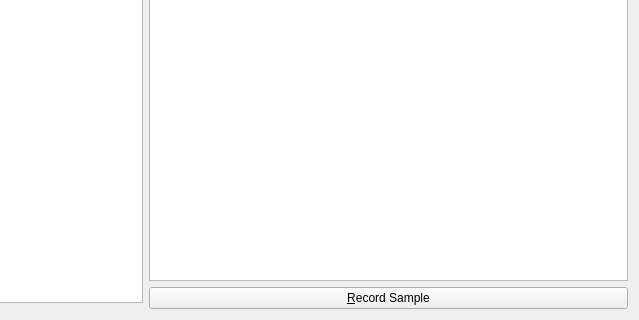
The window that ui/opened_project_frame.ui (tud-zih-energy/voice-annotation-tool) describes before a commit, drawn with Qt 5; both pictures show x 347 to 986 and y 420 to 740 of the 986 by 740 pixel window.
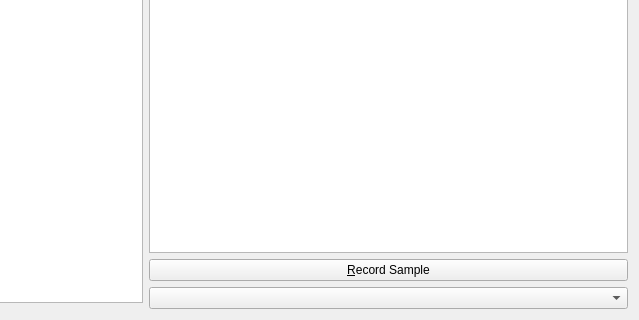
The same window after the commit. Custom widgets are drawn as their Qt base class.

Commit message: Add a dropdown to choose the audio device

```diff
--- a/ui/opened_project_frame.ui
+++ b/ui/opened_project_frame.ui
@@ -199,6 +199,13 @@
        </property>
       </widget>
      </item>
+     <item>
+      <widget class="QComboBox" name="deviceComboBox">
+       <property name="toolTip">
+        <string>Select the audio capture device used for recording.</string>
+       </property>
+      </widget>
+     </item>
     </layout>
    </item>
   </layout>
```
Left out of the diff: 21 changed lines with no effect on the pictures. The commit also changes 1 other file.
